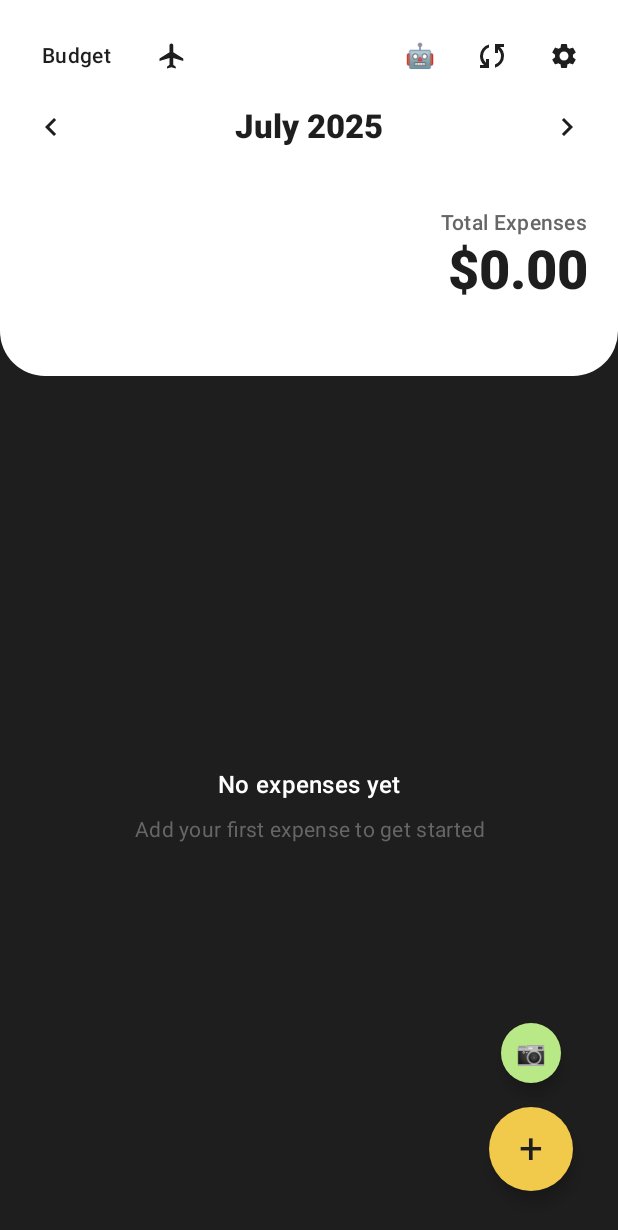
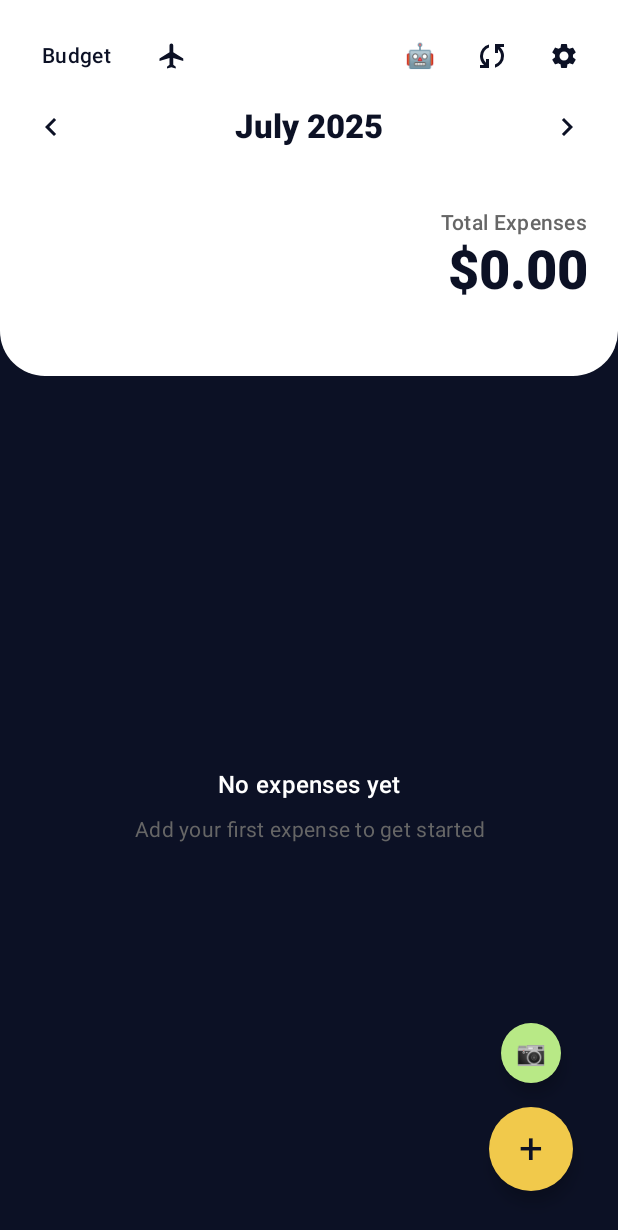
Before and after one commit to eiliyaabedini/PersonalAccountant, an Android app built with Jetpack Compose: the screen it shows after launch (MainActivity), on a phone screen of 412 x 824 dp. Shown: the top 1230 px of the screen. Run offline under Robolectric (Android 15) with nearby library versions, the phone set to English and light mode, and no system bars; our stand-ins replace Dagger/Hilt's generated code, Room's generated code; libraries missing offline, so code that uses them is left out: com.google.api.client, com.google.api.services.

Commit message:
Change app color to blue to match the owl

```diff
--- a/app/src/main/java/ir/act/personalAccountant/ui/theme/Color.kt
+++ b/app/src/main/java/ir/act/personalAccountant/ui/theme/Color.kt
@@ -6,8 +6,8 @@ import androidx.compose.ui.graphics.Color
 val YellowPrimary = Color(0xFFF1C94B)      // Main accent/FAB button
 val GreenSecondary = Color(0xFFB8E986)     // Chart segments and cards
 val PurpleAccent = Color(0xFFC8B6FF)       // Additional accent color
-val DarkBackground = Color(0xFF1E1E1E)      // Main dark background
-val DarkCard = Color(0xFF2C2C2C)           // Dark card background
+val DarkBackground = Color(0xFF0C1125)      // Main dark background
+val DarkCard = Color(0xFF212241)           // Dark card background
 val WhiteSection = Color(0xFFFFFFFF)       // Top white section
 val LightGray = Color(0xFFF5F5F5)          // Very light background
 val TextSecondary = Color(0xFF666666)       // Secondary text
--- a/app/src/main/java/ir/act/personalAccountant/ui/theme/Theme.kt
+++ b/app/src/main/java/ir/act/personalAccountant/ui/theme/Theme.kt
@@ -1,15 +1,10 @@
 package ir.act.personalAccountant.ui.theme
 
-import android.app.Activity
-import android.os.Build
 import androidx.compose.foundation.isSystemInDarkTheme
 import androidx.compose.material3.MaterialTheme
 import androidx.compose.material3.darkColorScheme
-import androidx.compose.material3.dynamicDarkColorScheme
-import androidx.compose.material3.dynamicLightColorScheme
 import androidx.compose.material3.lightColorScheme
 import androidx.compose.runtime.Composable
-import androidx.compose.ui.platform.LocalContext
 
 private val DarkColorScheme = darkColorScheme(
     primary = YellowPrimary,
@@ -17,13 +12,24 @@ private val DarkColorScheme = darkColorScheme(
     tertiary = PurpleAccent,
     background = DarkBackground,
     surface = DarkCard,
+    surfaceVariant = DarkCard,
+    surfaceContainer = DarkCard,
+    surfaceContainerHigh = DarkCard,
+    surfaceContainerHighest = DarkCard,
+    surfaceContainerLow = DarkCard,
+    surfaceContainerLowest = DarkCard,
     onPrimary = DarkBackground,
     onSecondary = DarkBackground,
     onTertiary = DarkBackground,
     onBackground = WhiteSection,
     onSurface = WhiteSection,
+    onSurfaceVariant = WhiteSection,
     primaryContainer = WhiteSection,
-    onPrimaryContainer = DarkBackground
+    onPrimaryContainer = DarkBackground,
+    secondaryContainer = DarkCard,
+    onSecondaryContainer = WhiteSection,
+    tertiaryContainer = DarkCard,
+    onTertiaryContainer = WhiteSection
 )
 
 private val LightColorScheme = lightColorScheme(
@@ -32,13 +38,24 @@ private val LightColorScheme = lightColorScheme(
     tertiary = PurpleAccent,
     background = DarkBackground,
     surface = DarkCard,
+    surfaceVariant = DarkCard,
+    surfaceContainer = DarkCard,
+    surfaceContainerHigh = DarkCard,
+    surfaceContainerHighest = DarkCard,
+    surfaceContainerLow = DarkCard,
+    surfaceContainerLowest = DarkCard,
     onPrimary = DarkBackground,
     onSecondary = DarkBackground,
     onTertiary = DarkBackground,
     onBackground = WhiteSection,
     onSurface = WhiteSection,
+    onSurfaceVariant = WhiteSection,
     primaryContainer = WhiteSection,
-    onPrimaryContainer = DarkBackground
+    onPrimaryContainer = DarkBackground,
+    secondaryContainer = DarkCard,
+    onSecondaryContainer = WhiteSection,
+    tertiaryContainer = DarkCard,
+    onTertiaryContainer = WhiteSection
 )
 
 @Composable
--- a/app/src/main/res/drawable/ic_launcher_background.xml
+++ b/app/src/main/res/drawable/ic_launcher_background.xml
@@ -6,7 +6,7 @@
     android:viewportHeight="108">
     <!-- Deep navy background -->
     <path
-        android:fillColor="#1B2951"
+        android:fillColor="#0C1125"
         android:pathData="M0,0h108v108h-108z" />
 
     <!-- Subtle radial gradient -->
--- a/app/src/main/res/values/colors.xml
+++ b/app/src/main/res/values/colors.xml
@@ -7,4 +7,6 @@
     <color name="teal_700">#FF018786</color>
     <color name="black">#FF000000</color>
     <color name="white">#FFFFFFFF</color>
+    <color name="dark_blue_background">#FF0C1125</color>
+    <color name="dark_blue_card">#FF1B2951</color>
 </resources>
--- a/app/src/main/res/values/ic_launcher_background.xml
+++ b/app/src/main/res/values/ic_launcher_background.xml
@@ -1,4 +1,4 @@
 <?xml version="1.0" encoding="utf-8"?>
 <resources>
-    <color name="ic_launcher_background">#22293F</color>
+    <color name="ic_launcher_background">#0C1125</color>
 </resources>
```
